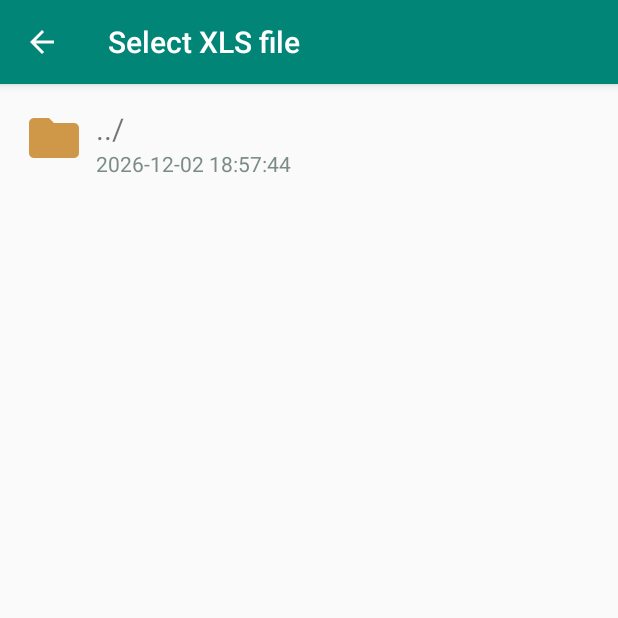
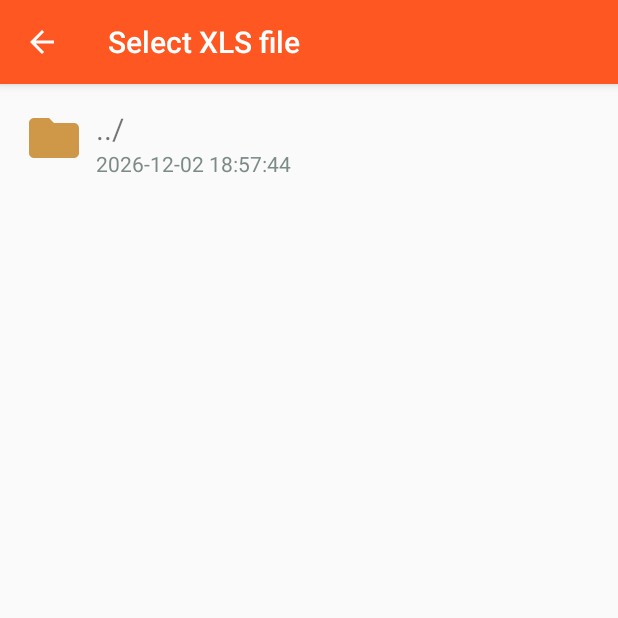
Before and after one commit to husky81/Simpleword, an Android app: the screen it shows after launch (SelectFileActivity), in the options menu, after a tap on "Import from XLS", on a phone screen of 412 x 824 dp, the top half of it. Run offline under Robolectric (Android 15) with nearby library versions, the phone set to English and light mode, and no system bars; pictures from the network do not load.

Commit message:
DB연결 완료 단어가 두배씩 증가하는 오류 수정 아이콘 수정중에 오류 좀 생기고 있음. 아이콘 모양 및 칼라 수정 필요

```diff
--- a/app/src/main/java/com/bck/simpleword/EditWordActivity.kt
+++ b/app/src/main/java/com/bck/simpleword/EditWordActivity.kt
@@ -2,18 +2,17 @@ package com.bck.simpleword
 
 import android.content.Intent
 import android.os.Bundle
-import android.support.design.widget.Snackbar
 import android.support.v7.app.AppCompatActivity
 
-import kotlinx.android.synthetic.main.activity_add_word.*
-import kotlinx.android.synthetic.main.content_add_word.*
+import kotlinx.android.synthetic.main.activity_edit_word.*
+import kotlinx.android.synthetic.main.content_edit_word.*
 
 class EditWordActivity : AppCompatActivity() {
     var word = Word("")
 
     override fun onCreate(savedInstanceState: Bundle?) {
         super.onCreate(savedInstanceState)
-        setContentView(R.layout.activity_add_word)
+        setContentView(R.layout.activity_edit_word)
         setSupportActionBar(toolbar)
 
         fab.setOnClickListener {
@@ -44,7 +43,7 @@ class EditWordActivity : AppCompatActivity() {
 
         intent = Intent()
         intent.putExtra("Word", word)
-        setResult(RESULT_CODE_EDITED_WORD, intent)
+        setResult(RESULT_CODE_WORD, intent)
 
         finish()
     }
--- a/app/src/main/java/com/bck/simpleword/MainActivity.kt
+++ b/app/src/main/java/com/bck/simpleword/MainActivity.kt
@@ -1,7 +1,11 @@
 package com.bck.simpleword
 
+import android.app.Activity
+import android.content.ContentValues
 import android.content.Context
 import android.content.Intent
+import android.database.sqlite.SQLiteDatabase
+import android.database.sqlite.SQLiteOpenHelper
 import android.os.Bundle
 import android.os.Parcel
 import android.os.Parcelable
@@ -20,10 +24,11 @@ import kotlinx.android.synthetic.main.content_main.*
 
 const val REQUEST_CODE_ADD_A_WORD: Int = 1921
 const val REQUEST_CODE_EDIT_A_WORD: Int = 1923
-const val RESULT_CODE_EDITED_WORD: Int = 1952
+const val RESULT_CODE_WORD: Int = 1952
 
 class MainActivity : AppCompatActivity(), NavigationView.OnNavigationItemSelectedListener {
-    private val words = Words()
+    private lateinit var words: Words
+    private var positionEditingWord: Int = 0
 
     override fun onCreate(savedInstanceState: Bundle?) {
         super.onCreate(savedInstanceState)
@@ -42,23 +47,22 @@ class MainActivity : AppCompatActivity(), NavigationView.OnNavigationItemSelecte
         val toggle = ActionBarDrawerToggle(
             this, drawerLayout, toolbar, R.string.navigation_drawer_open, R.string.navigation_drawer_close
         )
-        drawerLayout.addDrawerListener(toggle)
+        //drawerLayout.addDrawerListener(toggle)
         toggle.syncState()
 
         navView.setNavigationItemSelectedListener(this)
 
-        words.setRecyclerView(recyclerView_MainWord)
-        words.setLinearLayoutManager(this)
 
-        words.add("apple")
-        words.last().text = "사과"
-        words.add("peach")
-        words.last().text = "복숭아"
-        words.add("potato")
-        words.last().text = "감자"
-        redrawRecyclerView(words)
+        words = Words(this, recyclerView_MainWord)
+        // words!!.add("aa")
+        // words!!.last().text = "사과"
+        // words!!.add("peach")
+        // words!!.last().text = "복숭아"
+        // words!!.add("potato")
+        // words!!.last().text = "감자"
 
-
+        //words.deleteAll()
+        redrawWords(words)
 
 
     }
@@ -121,19 +125,19 @@ class MainActivity : AppCompatActivity(), NavigationView.OnNavigationItemSelecte
         when (requestCode){
             REQUEST_CODE_ADD_A_WORD -> {
                 when(resultCode){
-                    RESULT_CODE_EDITED_WORD -> {
+                    RESULT_CODE_WORD -> {
                         val word = data!!.getParcelableExtra<Word>("Word")
                         words.add(word)
-                        redrawRecyclerView(words)
+                        redrawWords(words)
                     }
                 }
             }
             REQUEST_CODE_EDIT_A_WORD -> {
                 when(resultCode){
-                    RESULT_CODE_EDITED_WORD -> {
+                    RESULT_CODE_WORD -> {
                         val word = data!!.getParcelableExtra<Word>("Word")
-                        words[word.index] = word
-                        redrawRecyclerView(words)
+                        words[positionEditingWord] = word
+                        redrawWords(words)
                     }
                 }
             }
@@ -145,17 +149,17 @@ class MainActivity : AppCompatActivity(), NavigationView.OnNavigationItemSelecte
         intent.putExtra("Word",word)
         startActivityForResult(intent, REQUEST_CODE_EDIT_A_WORD)
     }
-    private fun redrawRecyclerView(words: Words) {
+    private fun redrawWords(words: Words) {
         val adapter = WordAdapter(words)
         adapter.itemClick = object : WordAdapter.ItemClick{
             override fun onClick(view: View, position: Int) {
-                words[position].index = position
+                positionEditingWord = position
                 openEditWordActivity(words[position])
             }
         }
         recyclerView_MainWord!!.adapter = adapter
     }
-    fun importXlsFile(){
+    private fun importXlsFile(){
         // Request External Storage Read Permission.
         getPermission(this,10)
 
@@ -163,43 +167,58 @@ class MainActivity : AppCompatActivity(), NavigationView.OnNavigationItemSelecte
         startActivity(intent)
     }
 }
-class Words: ArrayList<Word>(){
-    private var recyclerView: RecyclerView? = null
-    //var innerArrayList: ArrayList<Word>()
-    fun add(name : String) {
-        this.add(Word(name))
+
+class Words(activity: Activity, recyclerView: RecyclerView): ArrayList<Word>(){
+    private val dbHandler = MyDBHandler(activity, null, null, 1)
+    init {
+        recyclerView.layoutManager = LinearLayoutManager(activity)
+        dbHandler.queryAll(this)
     }
-    fun setLinearLayoutManager(context: Context) {
-        recyclerView!!.layoutManager = LinearLayoutManager(context)
+    override fun add(element: Word): Boolean {
+        dbHandler.insert(element)
+        return super.add(element)
     }
-    fun setRecyclerView(recyclerView: RecyclerView) {
-        this.recyclerView = recyclerView
+    fun load(element: Word): Boolean {
+        return super.add(element)
+    }
+    fun update(index: Int, word: Word){
+        dbHandler.update(word)
+        this[index] = word
+    }
+    fun deleteAll() {
+        dbHandler.deleteAll()
+        super.clear()
     }
 }
 class Word(var name: String?) : Parcelable {
-    var index: Int = 0
+    //파셀러블로 만들면 클래스를 엑티비티간에 전송할 수 있다.
+    //자동생성 기능이 좋으므로 변수가 변경되면 constructor 아래를 지우고 자동생성기능을 이용할 것. 190705
+    //https://blog.yena.io/studynote/2017/11/28/Android-Kotlin-putExtra.html
+
+    var id: Int = 0 // database id
     var pronunciation: String? = ""
     var text: String? = ""
     var memo: String? = ""
-    val correct: Int = 0
-    val wrong: Int = 0
+    var correct: Int = 0
+    var wrong: Int = 0
 
     constructor(parcel: Parcel) : this(parcel.readString()) {
-        index = parcel.readInt()
+        id = parcel.readInt()
         pronunciation = parcel.readString()
         text = parcel.readString()
         memo = parcel.readString()
+        correct = parcel.readInt()
+        wrong = parcel.readInt()
     }
 
-    //파셀러블로 만들면 클래스를 엑티비티간에 전송할 수 있다.
-    //자동생성 기능이 좋으므로 위 변수가 변경되면 아래를 지우고 자동생성기능을 이용할 것. 190705
-    //https://blog.yena.io/studynote/2017/11/28/Android-Kotlin-putExtra.html
     override fun writeToParcel(parcel: Parcel, flags: Int) {
         parcel.writeString(name)
-        parcel.writeInt(index)
+        parcel.writeInt(id)
         parcel.writeString(pronunciation)
         parcel.writeString(text)
         parcel.writeString(memo)
+        parcel.writeInt(correct)
+        parcel.writeInt(wrong)
     }
 
     override fun describeContents(): Int {
@@ -239,3 +258,124 @@ class WordAdapter (private val words : Words) : RecyclerView.Adapter<WordAdapter
 
     }
 }
+
+class MyDBHandler(context: Context, name: String?, factory: SQLiteDatabase.CursorFactory?, version: Int): SQLiteOpenHelper(context, DATABASE_NAME, factory, DATABASE_VERSION) {
+    companion object {
+        private const val DATABASE_VERSION = 2
+        private const val DATABASE_NAME = "Simpleword3"
+
+        const val TABLE_PRODUCTS = "words_main"
+        const val colId = "id"
+        const val colName = "name"
+        const val colPronunciation = "pronunciation"
+        const val colText = "text"
+        const val colMemo = "memo"
+        const val colCorrect = "correct"
+        const val colWrong = "wrong"
+    }
+    override fun onCreate(db: SQLiteDatabase) {
+        val tableCreatingCommand =
+            "CREATE TABLE IF NOT EXISTS $TABLE_PRODUCTS (" +
+                    "$colId INTEGER PRIMARY KEY, " +
+                    "$colName TEXT, " +
+                    "$colPronunciation TEXT, " +
+                    "$colText TEXT, " +
+                    "$colMemo TEXT, " +
+                    "$colCorrect INTEGER, " +
+                    "$colWrong INTEGER" +
+                    ")"
+        val createRlt = db.execSQL(tableCreatingCommand)
+    }
+
+    override fun onUpgrade(db: SQLiteDatabase, oldVersion: Int, newVersion: Int) {
+        db.execSQL("DROP TABLE IF EXISTS $TABLE_PRODUCTS")
+        onCreate(db)
+    }
+    private fun insert(values: ContentValues): Long {
+        val db = this.writableDatabase
+        val index = db.insert(TABLE_PRODUCTS, null, values)
+
+        db.close()
+        return index
+    }
+    fun insert(word: Word): Long {
+        return this.insert(word2contentValues(word)!!)
+    }
+    fun queryAll(words: Words): Words{
+        val db = this.readableDatabase
+        val cursor = db.rawQuery("select * from $TABLE_PRODUCTS", null)
+
+        if (cursor.moveToFirst()) {
+            val ciId = cursor.getColumnIndex(colId)
+            val ciName = cursor.getColumnIndex(colName)
+            val ciPronunciation = cursor.getColumnIndex(colPronunciation)
+            val ciText = cursor.getColumnIndex(colText)
+            val ciMemo = cursor.getColumnIndex(colMemo)
+            val ciCorrect = cursor.getColumnIndex(colCorrect)
+            val ciWrong = cursor.getColumnIndex(colWrong)
+
+            do {
+                val word = Word("")
+                word.id = Integer.parseInt(cursor.getString(ciId))
+                word.name = cursor.getString(ciName)
+                word.pronunciation = cursor.getString(ciPronunciation)
+                word.text = cursor.getString(ciText)
+                word.memo = cursor.getString(ciMemo)
+                word.correct = cursor.getInt(ciCorrect)
+                word.wrong = cursor.getInt(ciWrong)
+                words.load(word)
+            } while (cursor.moveToNext())
+        }
+        cursor.close()
+        db.close()
+        return words
+    }
+    fun delete(wordName: String): Boolean {
+        var result = false
+        val query = "SELECT * FROM $TABLE_PRODUCTS WHERE $colName = wo$wordName\""
+        val db = this.writableDatabase
+        val cursor = db.rawQuery(query, null)
+        if (cursor.moveToFirst()) {
+            val id = Integer.parseInt(cursor.getString(0))
+            db.delete(TABLE_PRODUCTS, colId + " = ?", arrayOf(id.toString()))
+            cursor.close()
+            result = true
+        }
+        db.close()
+        return result
+    }
+    fun delete(id: Int) {
+        val db = this.writableDatabase
+        db.delete(TABLE_PRODUCTS, "$colId = ?", arrayOf(id.toString()))
+        db.close()
+        return
+    }
+    fun deleteAll() {
+        val db = this.writableDatabase
+        db.execSQL("delete from $TABLE_PRODUCTS")
+        db.close()
+        return
+    }
+    //fun update(values: ContentValues, selection: String, selectionargs: Array<String>): Int {
+    //    val count = db!!.update(TABLE_PRODUCTS, values, selection, selectionargs)
+    //            return count
+    //            }
+    //fun update(word: Word){
+    //    val result = db!!.update(TABLE_PRODUCTS, word2contentValues(word), "$colId = ?", arrayOf(word.id.toString()))
+    //        }
+
+    private fun word2contentValues(word: Word): ContentValues? {
+        val values = ContentValues()
+        values.put(colName,word.name)
+        values.put(colPronunciation,word.pronunciation)
+        values.put(colText,word.text)
+        values.put(colMemo,word.memo)
+        values.put(colCorrect,word.correct)
+        values.put(colWrong,word.wrong)
+        return values
+    }
+
+    fun update(word: Word) {
+
+    }
+}
--- a/app/src/main/java/com/bck/simpleword/SelectFileActivity.kt
+++ b/app/src/main/java/com/bck/simpleword/SelectFileActivity.kt
@@ -39,6 +39,7 @@ class SelectFileActivity : AppCompatActivity() {
         val pathDownload : String = Environment.getExternalStoragePublicDirectory(Environment.DIRECTORY_DOWNLOADS).toString()
 
         items.openDirectory(pathDownload)
+
 
     }
 }
--- a/app/src/main/res/drawable/ic_note_add_black_24dp.xml
+++ b/app/src/main/res/drawable/ic_note_add_black_24dp.xml
@@ -1,5 +1,9 @@
-<vector android:height="24dp" android:tint="#14BE00"
-    android:viewportHeight="24.0" android:viewportWidth="24.0"
-    android:width="24dp" xmlns:android="http://schemas.android.com/apk/res/android">
-    <path android:fillColor="#FF000000" android:pathData="M14,2L6,2c-1.1,0 -1.99,0.9 -1.99,2L4,20c0,1.1 0.89,2 1.99,2L18,22c1.1,0 2,-0.9 2,-2L20,8l-6,-6zM16,16h-3v3h-2v-3L8,16v-2h3v-3h2v3h3v2zM13,9L13,3.5L18.5,9L13,9z"/>
+<vector xmlns:android="http://schemas.android.com/apk/res/android"
+        android:width="24dp"
+        android:height="24dp"
+        android:viewportWidth="24.0"
+        android:viewportHeight="24.0">
+    <path
+        android:fillColor="#FF000000"
+        android:pathData="M14,2L6,2c-1.1,0 -1.99,0.9 -1.99,2L4,20c0,1.1 0.89,2 1.99,2L18,22c1.1,0 2,-0.9 2,-2L20,8l-6,-6zM16,16h-3v3h-2v-3L8,16v-2h3v-3h2v3h3v2zM13,9L13,3.5L18.5,9L13,9z"/>
 </vector>
--- a/app/src/main/res/layout/activity_add_word.xml
+++ b/app/src/main/res/layout/activity_edit_word.xml
@@ -21,7 +21,7 @@
 
     </android.support.design.widget.AppBarLayout>
 
-    <include layout="@layout/content_add_word"/>
+    <include layout="@layout/content_edit_word"/>
 
     <android.support.design.widget.FloatingActionButton
             android:id="@+id/fab"
@@ -29,6 +29,7 @@
             android:layout_height="wrap_content"
             android:layout_gravity="bottom|end"
             android:layout_margin="@dimen/fab_margin"
-            app:srcCompat="@android:drawable/ic_dialog_email"/>
+            app:backgroundTint="@color/design_default_color_primary_dark"
+            app:rippleColor="#3F51B5" android:tint="#F8F5F5"/>
 
 </android.support.design.widget.CoordinatorLayout>
--- a/app/src/main/res/layout/app_bar_main.xml
+++ b/app/src/main/res/layout/app_bar_main.xml
@@ -29,6 +29,6 @@
             android:layout_height="wrap_content"
             android:layout_gravity="bottom|end"
             android:layout_margin="@dimen/fab_margin"
-            app:srcCompat="@android:drawable/ic_dialog_email"/>
+            />
 
 </android.support.design.widget.CoordinatorLayout>
--- a/app/src/main/res/layout/content_add_word.xml
+++ b/app/src/main/res/layout/content_edit_word.xml
@@ -6,7 +6,7 @@
         android:layout_width="match_parent"
         android:layout_height="match_parent"
         app:layout_behavior="@string/appbar_scrolling_view_behavior"
-        tools:showIn="@layout/activity_add_word"
+        tools:showIn="@layout/activity_edit_word"
         tools:context=".EditWordActivity">
 
     <TextView
--- a/app/src/main/res/values/colors.xml
+++ b/app/src/main/res/values/colors.xml
@@ -1,6 +1,6 @@
 <?xml version="1.0" encoding="utf-8"?>
 <resources>
-    <color name="colorPrimary">#008577</color>
-    <color name="colorPrimaryDark">#00574B</color>
-    <color name="colorAccent">#D81B60</color>
+    <color name="colorPrimary">#FF5722</color>
+    <color name="colorPrimaryDark">#AC3A16</color>
+    <color name="colorAccent">#DF3574</color>
 </resources>
--- a/build.gradle
+++ b/build.gradle
@@ -8,7 +8,7 @@ buildscript {
 
     }
     dependencies {
-        classpath 'com.android.tools.build:gradle:3.4.1'
+        classpath 'com.android.tools.build:gradle:3.4.2'
         classpath "org.jetbrains.kotlin:kotlin-gradle-plugin:$kotlin_version"
         // NOTE: Do not place your application dependencies here; they belong
         // in the individual module build.gradle files
```
